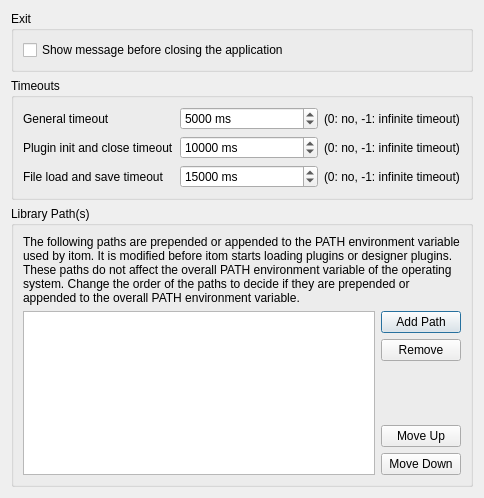
The window that Qitom/ui/widgetPropGeneralApplication.ui (itom-project/itom) describes before a commit, drawn with Qt 5.
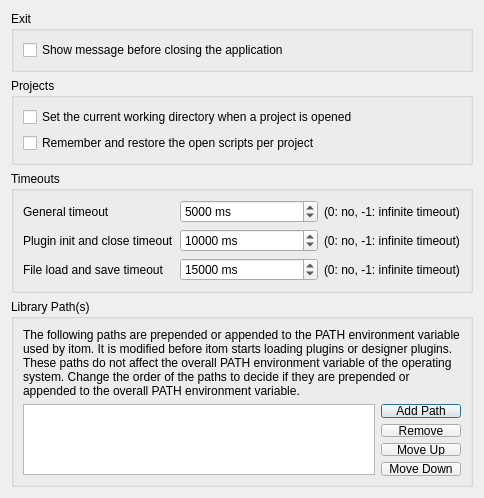
The same window after the commit.

Commit message: Project session: scripts and expanded folders per project, python path, settings

Patch:
```diff
--- a/Qitom/ui/widgetPropGeneralApplication.ui
+++ b/Qitom/ui/widgetPropGeneralApplication.ui
@@ -30,6 +30,35 @@
      </layout>
     </widget>
    </item>
+   <item>
+    <widget class="QGroupBox" name="groupBoxProjects">
+     <property name="title">
+      <string>Projects</string>
+     </property>
+     <layout class="QVBoxLayout" name="verticalLayoutProjects">
+      <item>
+       <widget class="QCheckBox" name="checkProjectSetWorkingDir">
+        <property name="toolTip">
+         <string>If checked, the current working directory is changed to the working directory of a project when it is opened.</string>
+        </property>
+        <property name="text">
+         <string>Set the current working directory when a project is opened</string>
+        </property>
+       </widget>
+      </item>
+      <item>
+       <widget class="QCheckBox" name="checkProjectRestoreScripts">
+        <property name="toolTip">
+         <string>If checked, the open scripts are remembered per project: opening a project closes the current scripts and restores the scripts of the project, closing it restores the previous scripts.</string>
+        </property>
+        <property name="text">
+         <string>Remember and restore the open scripts per project</string>
+        </property>
+       </widget>
+      </item>
+     </layout>
+    </widget>
+   </item>
    <item>
     <widget class="QGroupBox" name="groupBox_3">
      <property name="minimumSize">
```
The commit also changes 15 other files.
